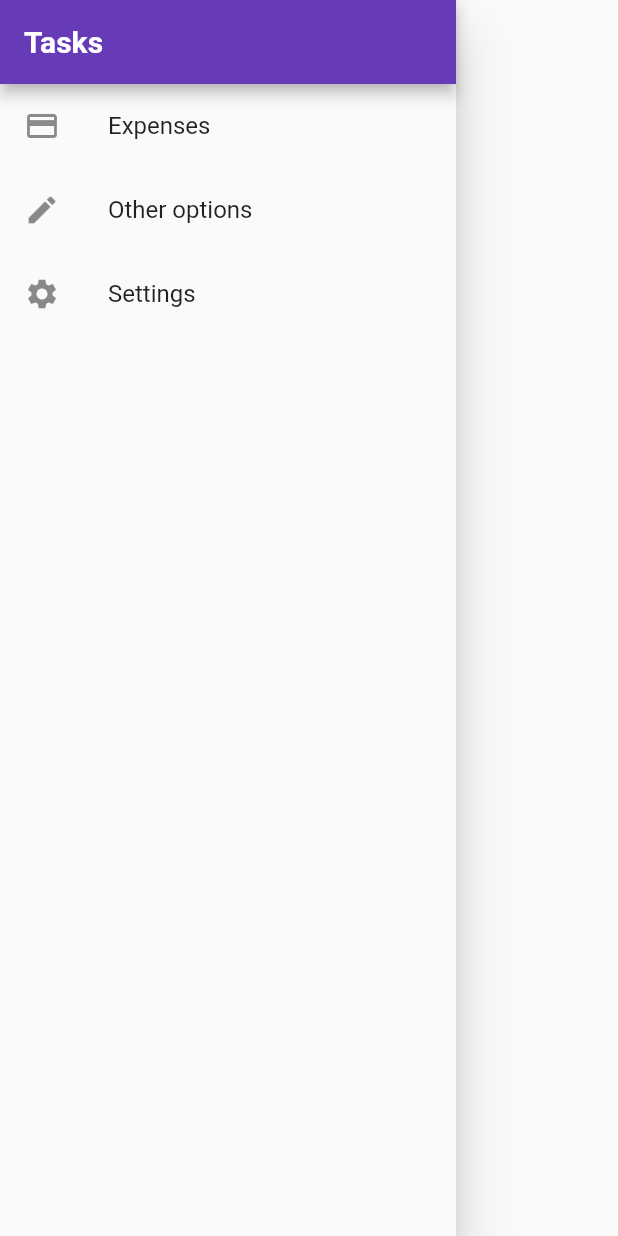
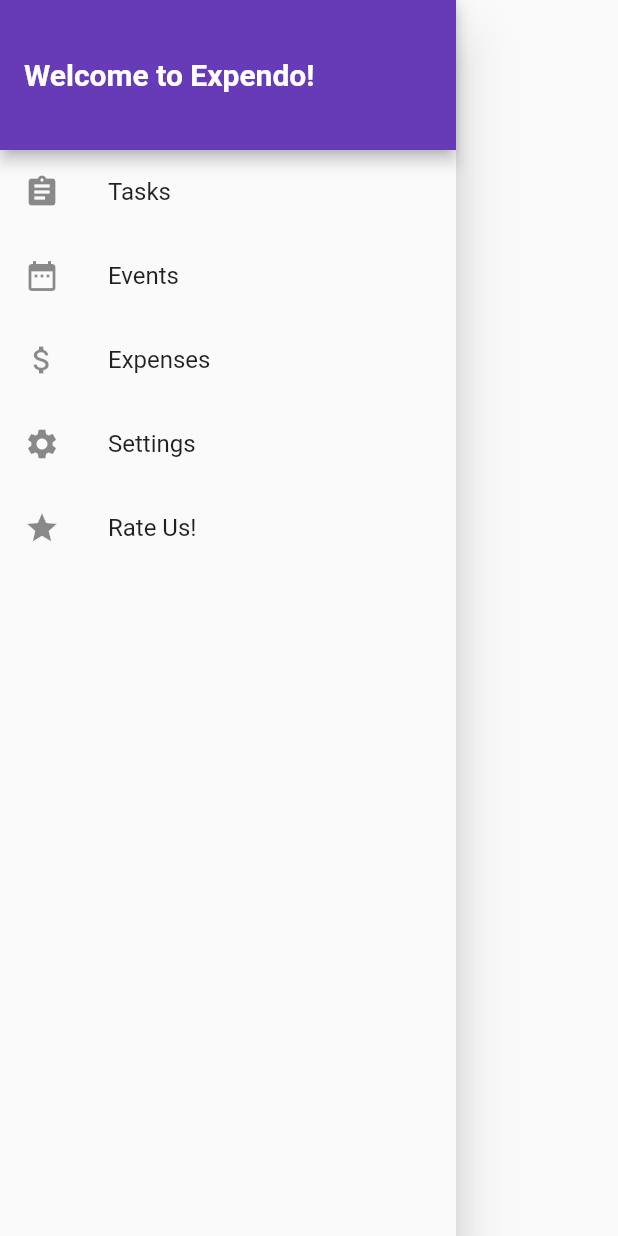
Before and after one commit to nolita26/Expendo-App, a Flutter app: the AppDrawer widget shown alone on an empty page, opened directly, on a phone screen of 412 x 824 dp. Run offline on Flutter 3.47's test engine with Material 2 defaults, Android fonts, the phone set to English and light mode, and no system bars; our stand-ins replace splashscreen; network calls fail; Roboto replaces fonts that are missing (Montserrat-Regular).

Commit message:
Commit files

```diff
--- a/lib/pages/expenses_page.dart
+++ b/lib/pages/expenses_page.dart
@@ -227,6 +227,7 @@ class _ExpensesPageState extends State<ExpensesPage> {
                 ? Container()
                 : FloatingActionButton(
                     child: Icon(Icons.add),
+                    backgroundColor: Colors.orange,
                     onPressed: () => _startAddNewTransaction(context),
                   ),
             floatingActionButtonLocation:
--- a/lib/pages/task_page.dart
+++ b/lib/pages/task_page.dart
@@ -151,7 +151,7 @@ class TaskPageState extends State<TaskPage> {
     return Scaffold(
       floatingActionButtonLocation: FloatingActionButtonLocation.centerFloat,
       floatingActionButton: FloatingActionButton(
-        backgroundColor: Colors.deepPurple,
+        backgroundColor: Colors.orange,
         onPressed: () {
           _startAddNewTask(context);
         },
@@ -169,7 +169,7 @@ class TaskPageState extends State<TaskPage> {
                       child: Column(
                         children: <Widget>[
                           Text(
-                            'No todos added yet!',
+                            'No tasks added yet!',
                             style: Theme.of(context).textTheme.headline6,
                           ),
                           SizedBox(
--- a/lib/widgets/app_drawer.dart
+++ b/lib/widgets/app_drawer.dart
@@ -8,26 +8,42 @@ class AppDrawer extends StatelessWidget {
       child: Column(
         children: <Widget>[
           AppBar(
-            title: Text('Tasks'),
+            title: Text('Welcome to Expendo!'),
+            backgroundColor: Colors.deepPurple,
             automaticallyImplyLeading: false,
+            toolbarHeight: 100,
           ),
           ListTile(
-            leading: Icon(Icons.payment),
-            title: Text('Expenses'),
+            leading: Icon(Icons.assignment),
+            title: Text('Tasks', style: TextStyle(fontSize: 16),),
             onTap: () {
               Navigator.of(context).pushNamed(ExpensesPage.routeName);
             },
           ),
           ListTile(
-            leading: Icon(Icons.edit),
-            title: Text('Other options'),
+            leading: Icon(Icons.date_range),
+            title: Text('Events', style: TextStyle(fontSize: 16),),
+            onTap: () {
+              Navigator.of(context).pushNamed(ExpensesPage.routeName);
+            },
+          ),
+          ListTile(
+            leading: Icon(Icons.attach_money),
+            title: Text('Expenses', style: TextStyle(fontSize: 16),),
+            onTap: () {
+              Navigator.of(context).pushNamed(ExpensesPage.routeName);
+            },
+          ),
+          ListTile(
+            leading: Icon(Icons.settings),
+            title: Text('Settings', style: TextStyle(fontSize: 16),),
             onTap: () {},
           ),
           ListTile(
-            leading: Icon(Icons.settings),
-            title: Text('Settings'),
+            leading: Icon(Icons.star),
+            title: Text('Rate Us!', style: TextStyle(fontSize: 16),),
             onTap: () {},
-          )
+          ),
         ],
       ),
     );
```
Also changed, not shown: lib/pages/event_page.dart (+3 -5 lines), pubspec.lock, 2 other files.
